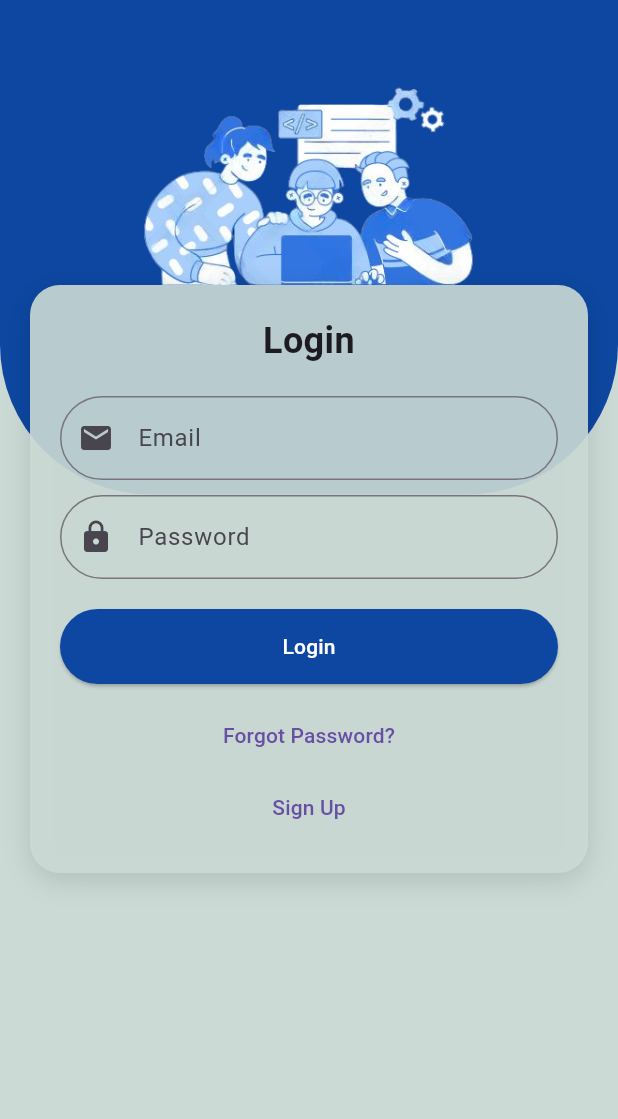
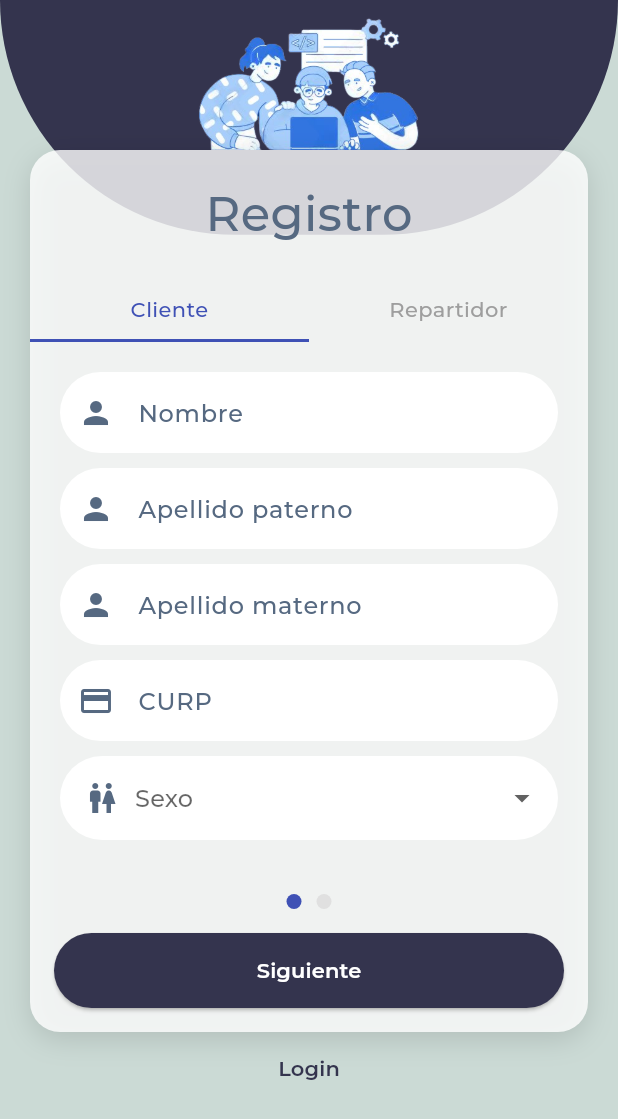
Before and after one commit to 12Edwin/QuickFavor, a Flutter app: the screen it shows after launch, after a tap on "Sign Up", on a phone screen of 412 x 824 dp. Shown: the top 1119 px of the screen. Run offline on Flutter 3.47's test engine with Material 3 defaults, Android fonts, the phone set to English and light mode, and no system bars; project files that could hold a hidden picture were left out.

Commit message:
[ADD] Register

```diff
--- a/mobile_favor/lib/main.dart
+++ b/mobile_favor/lib/main.dart
@@ -1,5 +1,7 @@
 import 'package:flutter/material.dart';
+import 'package:mobile_favor/utils/app_colors.dart';
 
+import 'modules/auth/Register.dart';
 import 'modules/auth/login.dart';
 
 void main() {
@@ -14,27 +16,20 @@ class MyApp extends StatelessWidget {
   Widget build(BuildContext context) {
     return MaterialApp(
       debugShowCheckedModeBanner: false,
+      theme: appTheme(),
+
       initialRoute: '/login',
       routes: {
         '/login': (context) => const Login(),
+        '/register': (context) => const Register(),
       },
-      home: const MyHomePage(title: 'Flutter Demo Home Page'),
+      home: const Login(),
     );
   }
 }
 
 class MyHomePage extends StatefulWidget {
   const MyHomePage({super.key, required this.title});
-
-  // This widget is the home page of your application. It is stateful, meaning
-  // that it has a State object (defined below) that contains fields that affect
-  // how it looks.
-
-  // This class is the configuration for the state. It holds the values (in this
-  // case the title) provided by the parent (in this case the App widget) and
-  // used by the build method of the State. Fields in a Widget subclass are
-  // always marked "final".
-
   final String title;
 
   @override
@@ -46,50 +41,19 @@ class _MyHomePageState extends State<MyHomePage> {
 
   void _incrementCounter() {
     setState(() {
-      // This call to setState tells the Flutter framework that something has
-      // changed in this State, which causes it to rerun the build method below
-      // so that the display can reflect the updated values. If we changed
-      // _counter without calling setState(), then the build method would not be
-      // called again, and so nothing would appear to happen.
       _counter++;
     });
   }
 
   @override
   Widget build(BuildContext context) {
-    // This method is rerun every time setState is called, for instance as done
-    // by the _incrementCounter method above.
-    //
-    // The Flutter framework has been optimized to make rerunning build methods
-    // fast, so that you can just rebuild anything that needs updating rather
-    // than having to individually change instances of widgets.
     return Scaffold(
       appBar: AppBar(
-        // TRY THIS: Try changing the color here to a specific color (to
-        // Colors.amber, perhaps?) and trigger a hot reload to see the AppBar
-        // change color while the other colors stay the same.
         backgroundColor: Theme.of(context).colorScheme.inversePrimary,
-        // Here we take the value from the MyHomePage object that was created by
-        // the App.build method, and use it to set our appbar title.
         title: Text(widget.title),
       ),
       body: Center(
-        // Center is a layout widget. It takes a single child and positions it
-        // in the middle of the parent.
         child: Column(
-          // Column is also a layout widget. It takes a list of children and
-          // arranges them vertically. By default, it sizes itself to fit its
-          // children horizontally, and tries to be as tall as its parent.
-          //
-          // Column has various properties to control how it sizes itself and
-          // how it positions its children. Here we use mainAxisAlignment to
-          // center the children vertically; the main axis here is the vertical
-          // axis because Columns are vertical (the cross axis would be
-          // horizontal).
-          //
-          // TRY THIS: Invoke "debug painting" (choose the "Toggle Debug Paint"
-          // action in the IDE, or press "p" in the console), to see the
-          // wireframe for each widget.
           mainAxisAlignment: MainAxisAlignment.center,
           children: <Widget>[
             const Text(
--- /dev/null
+++ b/mobile_favor/lib/modules/auth/Register.dart
@@ -0,0 +1,391 @@
+import 'package:flutter/material.dart';
+
+class Register extends StatefulWidget {
+  const Register({super.key});
+
+  @override
+  State<Register> createState() => _Register();
+}
+
+class _Register extends State<Register> {
+  int _currentStep = 0;
+  int _currentVehicleType = 0;
+  String _userType = 'Cliente';
+
+  @override
+  Widget build(BuildContext context) {
+    return Scaffold(
+     body: SafeArea( child: SingleChildScrollView(
+      child: Stack(
+          children:[
+            Container(
+            decoration: BoxDecoration(
+              color: Theme.of(context).primaryColor,
+              borderRadius: const BorderRadius.only(
+                bottomLeft: Radius.circular(250),
+                bottomRight: Radius.circular(250),
+              ),
+            ),
+            height: MediaQuery.of(context).size.height * 0.19,
+          ),
+            Padding(
+              padding: const EdgeInsets.only(left: 20.0, right: 20.0),
+              child: Column(
+              children: [
+                  Image.asset(
+                    'assets/team_illustration.png',
+                    height: 100,
+                  ),
+                  Container(
+                    decoration: BoxDecoration(
+                      color: Colors.white.withOpacity(0.8),
+                      borderRadius: BorderRadius.circular(20),
+                      boxShadow: const [
+                        BoxShadow(
+                          color: Colors.black12,
+                          blurRadius: 15,
+                          offset: Offset(0, 5),
+                        ),
+                      ],
+                    ),
+                    child: Column(
+                      children: [
+                         Padding(
+                          padding: const EdgeInsets.all(20),
+                          child: Text(
+                            'Registro',
+                            style: TextStyle(fontSize:32, color: Theme.of(context).secondaryHeaderColor),
+                          ),
+                        ),
+                        _buildUserTypeSelector(),
+                        Padding(padding: const EdgeInsets.all(20), child: _buildForm()),
+                        _buildNavigationDots(),
+                        _buildNextButton(),
+                      ],
+                    ),
+                  ),
+                TextButton(
+                  onPressed: () {
+                    Navigator.of(context).pushNamed('/login');
+                  },
+                  child: Text('Login', style: TextStyle(color: Theme.of(context).primaryColor)),
+                ),
+              ],
+              ),
+            ),
+       ],
+        ),
+      ),
+    )
+    );
+  }
+
+  Widget _buildUserTypeSelector() {
+    return Row(
+      children: [
+        Expanded(
+          child: GestureDetector(
+            onTap: () {
+              setState(() {
+                _userType = 'Cliente';
+                _currentStep = 0;
+              });
+              },
+            child: Container(
+              padding: const EdgeInsets.symmetric(vertical: 10),
+              decoration: BoxDecoration(
+                border: Border(
+                  bottom: BorderSide(
+                    color: _userType == 'Cliente' ? Colors.indigo : Colors.transparent,
+                    width: 2,
+                  ),
+                ),
+              ),
+              child: Text(
+                'Cliente',
+                textAlign: TextAlign.center,
+                style: TextStyle(
+                  color: _userType == 'Cliente' ? Colors.indigo : Colors.grey,
+                ),
+              ),
+            ),
+          ),
+        ),
+        Expanded(
+          child: GestureDetector(
+            onTap: () {
+              setState(() {
+                _userType = 'Repartidor';
+                _currentStep = 0;
+              });
+              },
+            child: Container(
+              padding: const EdgeInsets.symmetric(vertical: 10),
+              decoration: BoxDecoration(
+                border: Border(
+                  bottom: BorderSide(
+                    color: _userType == 'Repartidor' ? Colors.indigo : Colors.transparent,
+                    width: 2,
+                  ),
+                ),
+              ),
+              child: Text(
+                'Repartidor',
+                textAlign: TextAlign.center,
+                style: TextStyle(
+                  color: _userType == 'Repartidor' ? Colors.indigo : Colors.grey,
+                ),
+              ),
+            ),
+          ),
+        ),
+      ],
+    );
+  }
+
+  Widget _buildForm(){
+    if (_userType == 'Cliente') {
+      switch (_currentStep) {
+        case 0:
+          return _buildForm1();
+        case 1:
+          return _buildForm2();
+        default:
+          return _buildForm1();
+      }
+    } else {
+      switch (_currentStep){
+        case 0:
+          return _buildForm1();
+        case 1:
+          return _buildForm_car();
+        case 2:
+          return _buildForm2();
+        default:
+          return _buildForm1();
+      }
+    }
+  }
+
+  Widget _buildForm1() {
+
+    return Column(
+      children: [
+        _buildTextField(icon: Icons.person, hint: 'Nombre', type: 'text'),
+        _buildTextField(icon: Icons.person, hint: 'Apellido paterno', type: 'text'),
+        _buildTextField(icon: Icons.person, hint: 'Apellido materno', type: 'text'),
+        _buildTextField(icon: Icons.credit_card, hint: 'CURP', type: 'text'),
+        _buildDropdown(icon: Icons.wc, hint: 'Sexo', items: ['Masculino', 'Femenino', 'Otro']),
+      ],
+    );
+  }
+
+  Widget _buildForm2() {
+
+    return Column(
+      children: [
+        _buildMapField(),
+        _buildTextField(icon: Icons.phone, hint: 'Teléfono', type: 'number'),
+        _buildTextField(icon: Icons.mail, hint: 'Correo', type: 'email'),
+        _buildTextField(icon: Icons.lock, hint: 'Contraseña', type: 'password'),
+        _buildTextField(icon: Icons.lock, hint: 'Repetir contraseña', type: 'password'),
+      ],
+    );
+  }
+
+  Widget _buildForm_car() {
+
+    return Column(
+      children: [
+        _buildVehicleOptions(),
+        const SizedBox(height: 16),
+        Divider(
+          color: Theme.of(context).secondaryHeaderColor,
+          thickness: 2,
+          indent: 8,
+          endIndent: 8,
+        ),
+        const SizedBox(height: 16),
+        _buildTextField(icon: Icons.car_crash, hint: 'Marca', type: 'text'),
+        _buildTextField(icon: Icons.description, hint: 'Modelo', type: 'text'),
+        _buildTextField(icon: Icons.credit_card, hint: 'Placas', type: 'text'),
+        Row(
+          children: [
+          ],
+        )
+      ],
+    );
+  }
+
+  Widget _buildMapField() {
+    return Padding(
+      padding: const EdgeInsets.only(bottom: 10),
+      child: TextFormField(
+        readOnly: true,
+        onTap: () {
+          print("Abrir mapa");
+        },
+        decoration: InputDecoration(
+          prefixIcon: Icon(Icons.map, color: Theme.of(context).secondaryHeaderColor),
+          labelText: 'Dirección',
+          labelStyle: TextStyle(color: Theme.of(context).secondaryHeaderColor),
+          filled: true,
+          fillColor: Colors.white,
+          border: OutlineInputBorder(
+            borderRadius: BorderRadius.circular(32),
+            borderSide: BorderSide.none,
+          ),
+          contentPadding: const EdgeInsets.symmetric(vertical: 15, horizontal: 20),
+          suffixIcon: Icon(Icons.location_on, color: Theme.of(context).secondaryHeaderColor),
+          ),
+        ),
+    );
+  }
+
+  Widget _buildTextField({required IconData icon, required String hint, required String type}) {
+      return Padding(
+        padding: const EdgeInsets.only(bottom: 10),
+        child: TextField(
+          keyboardType: type == 'email' ? TextInputType.emailAddress : type == 'number' ? TextInputType.number : type == 'password' ? TextInputType.visiblePassword : TextInputType.text,
+          decoration: InputDecoration(
+            prefixIcon: Icon(icon, color: Theme.of(context).secondaryHeaderColor),
+            labelText: hint,
+            labelStyle: TextStyle(color: Theme.of(context).secondaryHeaderColor),
+            filled: true,
+            fillColor: Colors.white,
+            suffixIcon: type == 'password' ? IconButton(
+              icon: const Icon(Icons.remove_red_eye),
+              onPressed: () {
+                print("Mostrar contraseña");
+              },
+            ) : null,
+            border: OutlineInputBorder(
+              borderRadius: BorderRadius.circular(32),
+              borderSide: BorderSide.none,
+            ),
+            contentPadding: const EdgeInsets.symmetric(vertical: 15, horizontal: 20),
+
+          ),
+            ),
+      );
+  }
+
+  Widget _buildDropdown({required IconData icon, required String hint, required List<String> items}) {
+    return Padding(
+        padding: const EdgeInsets.only(bottom: 16),
+        child: DropdownButtonFormField<String>(
+          decoration: InputDecoration(
+            labelStyle: TextStyle(color: Theme.of(context).secondaryHeaderColor),
+            filled: true,
+            fillColor: Colors.white,
+            border: OutlineInputBorder(
+              borderRadius: BorderRadius.circular(32),
+              borderSide: BorderSide.none,
+            )
+          ),
+          hint: Row(
+            children: [
+              Icon(icon, color: Theme.of(context).secondaryHeaderColor),
+              const SizedBox(width: 10),
+              Text(hint),
+            ],
+          ),
+          isExpanded: true,
+          items: items.map((String value) {
+            return DropdownMenuItem<String>(
+              value: value,
+              child: Text(value),
+            );
+          }).toList(),
+          onChanged: (value) {
+          },
+        ),
+    );
+  }
+
+  Widget _buildNavigationDots() {
+    return Row(
+      mainAxisAlignment: MainAxisAlignment.center,
+      children: List.generate(
+        _userType == 'Repartidor' ? 3 : 2,
+        (index) => Container(
+          margin: const EdgeInsets.symmetric(horizontal: 5),
+          width: 10,
+          height: 10,
+          decoration: BoxDecoration(
+            shape: BoxShape.circle,
+            color: _currentStep == index ? Colors.indigo : Colors.grey.shade300,
+          ),
+        ),
+      ),
+    );
+  }
+
+  Widget _buildVehicleOptions(){
+    return _buildVehicleTypes(
+      [
+        {'icon': Icons.directions_car},
+        {'icon': Icons.motorcycle},
+        {'icon': Icons.pedal_bike},
+        {'icon': Icons.electric_scooter},
+        {'icon': Icons.directions_walk},
+        {'icon': Icons.more_horiz}
+      ]
+    );
+  }
+
+   Widget _buildVehicleTypes(List<Map<String, dynamic>> types) {
+    return Row(
+      mainAxisAlignment: MainAxisAlignment.center,
+      children: List.generate(
+        types.length,
+        (index) => GestureDetector(
+          child: Container(
+            margin: const EdgeInsets.symmetric(horizontal: 5),
+            width: 32,
+            height: 32,
+            decoration: BoxDecoration(
+              borderRadius: BorderRadius.circular(16),
+              boxShadow: const [
+                BoxShadow(
+                  color: Colors.black12,
+                  blurRadius: 15,
+                  offset: Offset(0, 5),
+                ),
+              ],
+              color: _currentVehicleType == index ? Theme.of(context).primaryColor : Colors.grey,
+            ),
+            child: Icon(types[index]['icon'], color: Colors.white),
+          ),
+          onTap: () {
+            setState(() {
+              _currentVehicleType = index;
+            });
+          },
+        ),
+      ),
+    );
+  }
+
+  Widget _buildNextButton() {
+    return Padding(
+      padding: const EdgeInsets.all(16),
+      child: ElevatedButton(
+        style: ElevatedButton.styleFrom(
+          backgroundColor: Theme.of(context).primaryColor,
+          shape: RoundedRectangleBorder(
+            borderRadius: BorderRadius.circular(32),
+          ),
+          minimumSize: const Size(double.infinity, 50),
+        ),
+        child: const Text('Siguiente'),
+        onPressed: () {
+          setState(() {
+            if (_userType == 'Cliente' && _currentStep < 1) _currentStep++;
+            if (_userType == 'Repartidor' && _currentStep < 2) _currentStep++;
+          });
+        },
+      ),
+    );
+  }
+}
--- a/mobile_favor/lib/modules/auth/login.dart
+++ b/mobile_favor/lib/modules/auth/login.dart
@@ -16,13 +16,12 @@ class _LoginState extends State<Login> {
   @override
   Widget build(BuildContext context) {
     return Scaffold(
-      backgroundColor: const Color(0xFFCBDAD5),
       body: SafeArea( child: SingleChildScrollView(
       child: Stack(
         children: [
           Container(
             decoration: BoxDecoration(
-              color: Colors.blue.shade900,
+              color: Theme.of(context).primaryColor,
               borderRadius: const BorderRadius.only(
                 bottomLeft: Radius.circular(100),
                 bottomRight: Radius.circular(100),
@@ -55,34 +54,44 @@ class _LoginState extends State<Login> {
                       child: Column(
                         crossAxisAlignment: CrossAxisAlignment.stretch,
                         children: [
-                          const Text(
-                            'Login',
+                          Text(
+                            'Iniciar sesión',
                             style: TextStyle(
+                              color: Theme.of(context).textTheme.bodyLarge?.color,
                               fontSize: 24,
                               fontWeight: FontWeight.bold,
                             ),
                             textAlign: TextAlign.center,
                           ),
                           const SizedBox(height: 20),
-                          TextField(
+                          TextFormField(
                             controller: _emailController,
                             decoration: InputDecoration(
+                              filled: true,
+                              fillColor: Colors.white,
                               labelText: 'Email',
-                              prefixIcon: const Icon(Icons.email),
+                              labelStyle: TextStyle(color: Theme.of(context).secondaryHeaderColor),
+                              prefixIcon: Icon(Icons.email, color: Theme.of(context).secondaryHeaderColor),
                               border: OutlineInputBorder(
                                 borderRadius: BorderRadius.circular(32),
+                                borderSide: BorderSide.none,
                               ),
                             ),
                           ),
                           const SizedBox(height: 10),
-                          TextField(
+                          TextFormField(
                             controller: _passwordController,
                             obscureText: true,
                             decoration: InputDecoration(
+                              fillColor: Colors.white,
+                              filled: true,
                               labelText: 'Password',
-                              prefixIcon: const Icon(Icons.lock),
+                              labelStyle: TextStyle(color: Theme.of(context).secondaryHeaderColor),
+                              prefixIcon: Icon(Icons.lock, color: Theme.of(context).secondaryHeaderColor),
+                              iconColor: Theme.of(context).secondaryHeaderColor,
                               border: OutlineInputBorder(
                                 borderRadius: BorderRadius.circular(32),
+                                borderSide: BorderSide.none,
                               ),
                             ),
                           ),
@@ -91,7 +100,7 @@ class _LoginState extends State<Login> {
                             onPressed: () {
                             },
                             style: ElevatedButton.styleFrom(
-                              backgroundColor: Colors.blue.shade900,
+                              backgroundColor: Theme.of(context).primaryColor,
                               foregroundColor: Colors.white,
                               padding: const EdgeInsets.symmetric(vertical: 15),
                               shape: RoundedRectangleBorder(
@@ -109,6 +118,7 @@ class _LoginState extends State<Login> {
                           TextButton(
                             child: const Text('Sign Up'),
                             onPressed: () {
+                              Navigator.pushNamed(context, '/register');
                             },
                           ),
                         ],
--- /dev/null
+++ b/mobile_favor/lib/utils/app_colors.dart
@@ -0,0 +1,68 @@
+import 'package:flutter/material.dart';
+
+class AppColors {
+  static const Color primaryColor = Color(0xFF34344E);
+  static const Color secondaryColor = Color(0xFF566981);
+  static const Color secondaryColor2 = Color(0xFF89A7B1);
+  static const Color backgroundColor = Color(0xFFCBDAD5);
+  static const Color fontColor = Color(0xFF000000);
+  static const Color success = Color(0xFF00C853);
+  static const Color warning = Color(0xFFFFD600);
+  static const Color danger = Color(0xFFFF1744);
+  static const Color info = Color(0xFF00B0FF);
+  static const Color disabled = Color(0xFFBDBDBD);
+  static const String fontFamily = 'Montserrat';
+}
+
+ThemeData appTheme() {
+  return ThemeData(
+    primaryColor: AppColors.primaryColor,
+    secondaryHeaderColor: AppColors.secondaryColor,
+    scaffoldBackgroundColor: AppColors.backgroundColor,
+    colorScheme: ColorScheme.fromSwatch().copyWith(
+      primary: AppColors.primaryColor,
+      secondary: AppColors.secondaryColor,
+    ),
+    textTheme: const TextTheme(
+      bodyLarge: TextStyle(
+        color: AppColors.primaryColor,
+        fontWeight: FontWeight.w500,
+      ),
+      bodyMedium: TextStyle(
+        color: AppColors.primaryColor,
+        fontWeight: FontWeight.w500,
+      ),
+      bodySmall: TextStyle(
+        color: AppColors.primaryColor,
+        fontWeight: FontWeight.w500
+      ),
+      titleLarge: TextStyle(
+        color: AppColors.primaryColor,
+        fontWeight: FontWeight.w500,
+      ),
+      titleMedium: TextStyle(
+        color: AppColors.primaryColor,
+        fontWeight: FontWeight.w500,
+      ),
+      titleSmall: TextStyle(
+        color: AppColors.primaryColor,
+        fontWeight: FontWeight.w500,
+      ),
+      labelLarge: TextStyle(
+        color: AppColors.primaryColor,
+        fontWeight: FontWeight.w600,
+      ),
+    ),
+    fontFamily: AppColors.fontFamily,
+    appBarTheme: const AppBarTheme(
+      backgroundColor: AppColors.primaryColor,
+      foregroundColor: AppColors.backgroundColor,
+    ),
+    elevatedButtonTheme: ElevatedButtonThemeData(
+      style: ElevatedButton.styleFrom(
+        foregroundColor: Colors.white,
+        backgroundColor: AppColors.primaryColor,
+      ),
+    ),
+  );
+}
--- /dev/null
+++ b/mobile_favor/lib/widgets/text_field.dart
@@ -0,0 +1,15 @@
+import 'package:flutter/material.dart';
+
+class TextField extends StatefulWidget {
+  const TextField({super.key});
+
+  @override
+  State<TextField> createState() => _TextFieldState();
+}
+
+class _TextFieldState extends State<TextField> {
+  @override
+  Widget build(BuildContext context) {
+    return Container();
+  }
+}
```
Also changed, not shown: mobile_favor/pubspec.yaml (+15 -1 lines), mobile_favor/fonts/Montserrat-Black.ttf (added), mobile_favor/fonts/Montserrat-Bold.ttf (added), mobile_favor/fonts/Montserrat-ExtraBold.ttf (added), mobile_favor/fonts/Montserrat-ExtraLight.ttf (added), mobile_favor/fonts/Montserrat-Italic.ttf (added), mobile_favor/fonts/Montserrat-Light.ttf (added), mobile_favor/fonts/Montserrat-Medium.ttf (added), mobile_favor/fonts/Montserrat-Regular.ttf (added), mobile_favor/fonts/Montserrat-SemiBold.ttf (added), mobile_favor/pubspec.lock.
